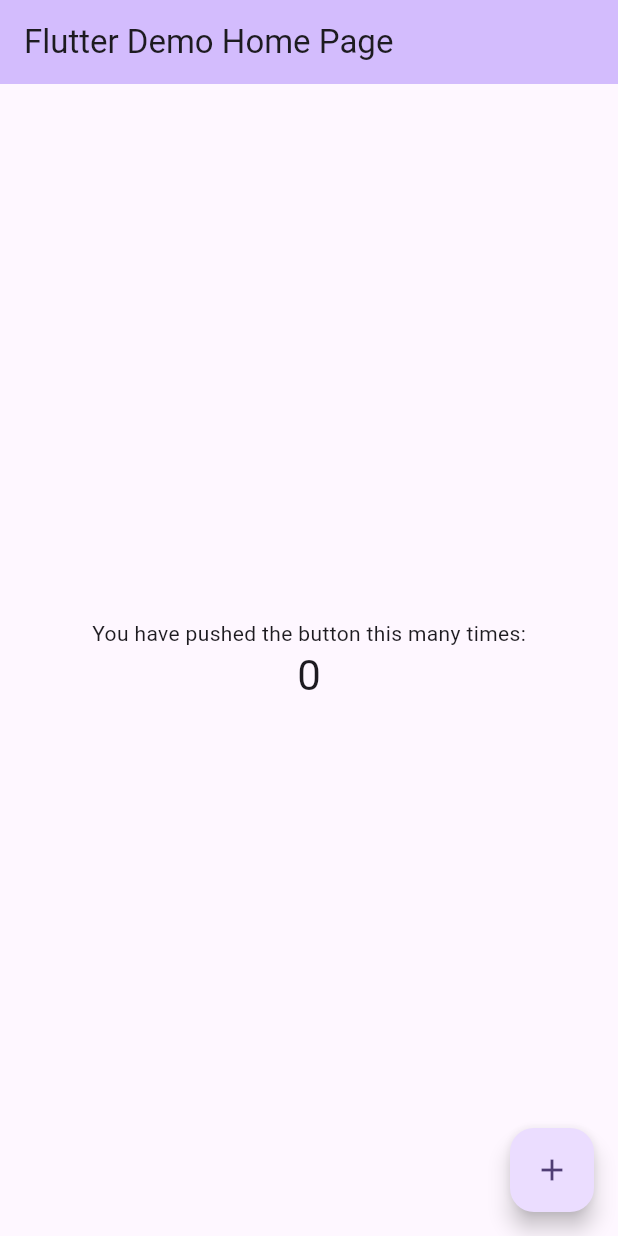
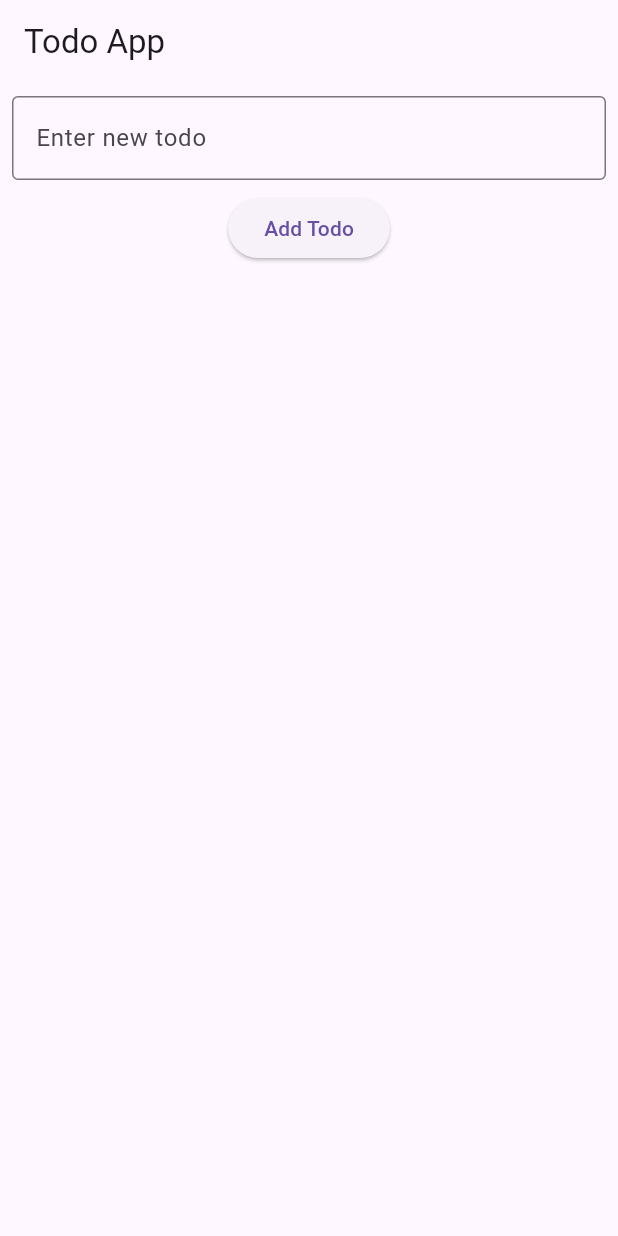
Before and after one commit to wafaMohamed/hive_todo105, a Flutter app: the screen it shows after launch, on a phone screen of 412 x 824 dp. Run offline on Flutter 3.47's test engine with Material 3 defaults, Android fonts, the phone set to English and light mode, and no system bars; our stand-ins replace hive_flutter; accounts and stored records are empty.

Commit message:
hive crud operation

```diff
--- /dev/null
+++ b/devtools_options.yaml
@@ -0,0 +1,3 @@
+description: This file stores settings for Dart & Flutter DevTools.
+documentation: https://docs.flutter.dev/tools/devtools/extensions#configure-extension-enablement-states
+extensions:
--- a/lib/main.dart
+++ b/lib/main.dart
@@ -1,125 +1,36 @@
 import 'package:flutter/material.dart';
+import 'package:hive_flutter/hive_flutter.dart';
+import 'package:provider/provider.dart';
+import 'package:todo_hive/view/todo_view.dart';
+import 'package:todo_hive/view_model/todo_view_model.dart';
 
-void main() {
-  runApp(const MyApp());
+
+void main() async {
+  WidgetsFlutterBinding.ensureInitialized();
+
+  // Initialize Hive
+  await Hive.initFlutter();
+
+  // Open the Hive box for Todos
+  await Hive.openBox('todoBox');
+
+  runApp(MyApp());
 }
 
 class MyApp extends StatelessWidget {
-  const MyApp({super.key});
-
-  // This widget is the root of your application.
   @override
   Widget build(BuildContext context) {
-    return MaterialApp(
-      title: 'Flutter Demo',
-      theme: ThemeData(
-        // This is the theme of your application.
-        //
-        // TRY THIS: Try running your application with "flutter run". You'll see
-        // the application has a purple toolbar. Then, without quitting the app,
-        // try changing the seedColor in the colorScheme below to Colors.green
-        // and then invoke "hot reload" (save your changes or press the "hot
-        // reload" button in a Flutter-supported IDE, or press "r" if you used
-        // the command line to start the app).
-        //
-        // Notice that the counter didn't reset back to zero; the application
-        // state is not lost during the reload. To reset the state, use hot
-        // restart instead.
-        //
-        // This works for code too, not just values: Most code changes can be
-        // tested with just a hot reload.
-        colorScheme: ColorScheme.fromSeed(seedColor: Colors.deepPurple),
-        useMaterial3: true,
+    return MultiProvider(
+      providers: [
+        ChangeNotifierProvider(create: (_) => TodoViewModel()),
+      ],
+      child: MaterialApp(
+        title: 'Todo App',
+        theme: ThemeData(
+          primarySwatch: Colors.blue,
+        ),
+        home: TodoListScreen(),
       ),
-      home: const MyHomePage(title: 'Flutter Demo Home Page'),
     );
   }
 }
-
-class MyHomePage extends StatefulWidget {
-  const MyHomePage({super.key, required this.title});
-
-  // This widget is the home page of your application. It is stateful, meaning
-  // that it has a State object (defined below) that contains fields that affect
-  // how it looks.
-
-  // This class is the configuration for the state. It holds the values (in this
-  // case the title) provided by the parent (in this case the App widget) and
-  // used by the build method of the State. Fields in a Widget subclass are
-  // always marked "final".
-
-  final String title;
-
-  @override
-  State<MyHomePage> createState() => _MyHomePageState();
-}
-
-class _MyHomePageState extends State<MyHomePage> {
-  int _counter = 0;
-
-  void _incrementCounter() {
-    setState(() {
-      // This call to setState tells the Flutter framework that something has
-      // changed in this State, which causes it to rerun the build method below
-      // so that the display can reflect the updated values. If we changed
-      // _counter without calling setState(), then the build method would not be
-      // called again, and so nothing would appear to happen.
-      _counter++;
-    });
-  }
-
-  @override
-  Widget build(BuildContext context) {
-    // This method is rerun every time setState is called, for instance as done
-    // by the _incrementCounter method above.
-    //
-    // The Flutter framework has been optimized to make rerunning build methods
-    // fast, so that you can just rebuild anything that needs updating rather
-    // than having to individually change instances of widgets.
-    return Scaffold(
-      appBar: AppBar(
-        // TRY THIS: Try changing the color here to a specific color (to
-        // Colors.amber, perhaps?) and trigger a hot reload to see the AppBar
-        // change color while the other colors stay the same.
-        backgroundColor: Theme.of(context).colorScheme.inversePrimary,
-        // Here we take the value from the MyHomePage object that was created by
-        // the App.build method, and use it to set our appbar title.
-        title: Text(widget.title),
-      ),
-      body: Center(
-        // Center is a layout widget. It takes a single child and positions it
-        // in the middle of the parent.
-        child: Column(
-          // Column is also a layout widget. It takes a list of children and
-          // arranges them vertically. By default, it sizes itself to fit its
-          // children horizontally, and tries to be as tall as its parent.
-          //
-          // Column has various properties to control how it sizes itself and
-          // how it positions its children. Here we use mainAxisAlignment to
-          // center the children vertically; the main axis here is the vertical
-          // axis because Columns are vertical (the cross axis would be
-          // horizontal).
-          //
-          // TRY THIS: Invoke "debug painting" (choose the "Toggle Debug Paint"
-          // action in the IDE, or press "p" in the console), to see the
-          // wireframe for each widget.
-          mainAxisAlignment: MainAxisAlignment.center,
-          children: <Widget>[
-            const Text(
-              'You have pushed the button this many times:',
-            ),
-            Text(
-              '$_counter',
-              style: Theme.of(context).textTheme.headlineMedium,
-            ),
-          ],
-        ),
-      ),
-      floatingActionButton: FloatingActionButton(
-        onPressed: _incrementCounter,
-        tooltip: 'Increment',
-        child: const Icon(Icons.add),
-      ), // This trailing comma makes auto-formatting nicer for build methods.
-    );
-  }
-}
--- /dev/null
+++ b/lib/model/todo_model.dart
@@ -0,0 +1,25 @@
+class Todo {
+  String title;
+  bool isCompleted;
+
+  Todo({
+    required this.title,
+    this.isCompleted = false,
+  });
+
+  // Convert Todo to Map for Hive storage
+  Map<String, dynamic> toMap() {
+    return {
+      'title': title,
+      'isCompleted': isCompleted,
+    };
+  }
+
+  // Create a Todo from a Map
+  factory Todo.fromMap(Map<String, dynamic> map) {
+    return Todo(
+      title: map['title'],
+      isCompleted: map['isCompleted'],
+    );
+  }
+}
--- /dev/null
+++ b/lib/view/todo_view.dart
@@ -0,0 +1,117 @@
+import 'package:flutter/material.dart';
+import 'package:provider/provider.dart';
+
+import '../model/todo_model.dart';
+import '../view_model/todo_view_model.dart';
+
+class TodoListScreen extends StatelessWidget {
+  final TextEditingController _controller = TextEditingController();
+
+  TodoListScreen({super.key});
+
+  @override
+  Widget build(BuildContext context) {
+    final todoViewModel = Provider.of<TodoViewModel>(context);
+
+    return Scaffold(
+      appBar: AppBar(
+        title: const Text('Todo App'),
+      ),
+      body: Column(
+        children: [
+          // Input field for new Todo
+          Padding(
+            padding: const EdgeInsets.all(8.0),
+            child: TextField(
+              controller: _controller,
+              decoration: const InputDecoration(
+                hintText: 'Enter new todo',
+                border: OutlineInputBorder(),
+              ),
+            ),
+          ),
+          ElevatedButton(
+            onPressed: () {
+              if (_controller.text.isNotEmpty) {
+                todoViewModel.addTodo(_controller.text);
+                _controller.clear();
+              }
+            },
+            child: const Text('Add Todo'),
+          ),
+          Expanded(
+            child: Consumer<TodoViewModel>(
+              builder: (context, todoViewModel, child) {
+                return ListView.builder(
+                  itemCount: todoViewModel.todos.length,
+                  itemBuilder: (context, index) {
+                    final todo = todoViewModel.todos[index];
+                    return ListTile(
+                      title: Text(
+                        todo.title,
+                        style: TextStyle(
+                          decoration: todo.isCompleted
+                              ? TextDecoration.lineThrough
+                              : null,
+                        ),
+                      ),
+                      trailing: Row(
+                        mainAxisSize: MainAxisSize.min,
+                        children: [
+                          IconButton(
+                            icon: const Icon(Icons.edit),
+                            onPressed: () {
+                              _editTodoDialog(context, todoViewModel, todo, index);
+                            },
+                          ),
+                          IconButton(
+                            icon: const Icon(Icons.delete),
+                            onPressed: () {
+                              todoViewModel.deleteTodo(index);
+                            },
+                          ),
+                        ],
+                      ),
+                      onTap: () {
+                        todoViewModel.toggleTodoCompletion(index);
+                      },
+                    );
+                  },
+                );
+              },
+            ),
+          ),
+        ],
+      ),
+    );
+  }
+
+  // Edit Todo Dialog
+  void _editTodoDialog(BuildContext context, TodoViewModel todoViewModel, Todo todo, int index) {
+    _controller.text = todo.title;
+    showDialog(
+      context: context,
+      builder: (context) {
+        return AlertDialog(
+          title: const Text('Edit Todo'),
+          content: TextField(
+            controller: _controller,
+            decoration: const InputDecoration(hintText: 'Enter new todo'),
+          ),
+          actions: [
+            ElevatedButton(
+              onPressed: () {
+                if (_controller.text.isNotEmpty) {
+                  todoViewModel.updateTodo(index, _controller.text, todo.isCompleted);
+                  _controller.clear();
+                  Navigator.of(context).pop();
+                }
+              },
+              child: const Text('Update'),
+            ),
+          ],
+        );
+      },
+    );
+  }
+}
--- /dev/null
+++ b/lib/view_model/todo_view_model.dart
@@ -0,0 +1,42 @@
+import 'package:flutter/material.dart';
+import 'package:hive_flutter/hive_flutter.dart';
+import '../model/todo_model.dart';
+
+class TodoViewModel extends ChangeNotifier {
+  final Box _todoBox = Hive.box('todoBox');
+
+  // Get all Todos
+  List<Todo> get todos {
+    return _todoBox.values
+        .map((e) => Todo.fromMap(Map<String, dynamic>.from(e)))
+        .toList();
+  }
+
+  // Add a new Todo
+  void addTodo(String title) {
+    final newTodo = Todo(title: title);
+    _todoBox.add(newTodo.toMap());
+    notifyListeners();
+  }
+
+  // Update Todo
+  void updateTodo(int index, String title, bool isCompleted) {
+    final todo = Todo(title: title, isCompleted: isCompleted);
+    _todoBox.putAt(index, todo.toMap());
+    notifyListeners();
+  }
+
+  // Delete Todo
+  void deleteTodo(int index) {
+    _todoBox.deleteAt(index);
+    notifyListeners();
+  }
+
+  // Toggle the completion status of a Todo
+  void toggleTodoCompletion(int index) {
+    var todo = Todo.fromMap(Map<String, dynamic>.from(_todoBox.getAt(index)));
+    todo.isCompleted = !todo.isCompleted;
+    _todoBox.putAt(index, todo.toMap());
+    notifyListeners();
+  }
+}
--- a/pubspec.yaml
+++ b/pubspec.yaml
@@ -30,9 +30,10 @@ environment:
 dependencies:
   flutter:
     sdk: flutter
-  provider: ^6.1.2
+  hive: ^2.0.0
   hive_flutter: ^1.1.0
-  hive: ^2.2.3
+  path_provider: ^2.0.7
+  provider: ^6.0.1
 
   # The following adds the Cupertino Icons font to your application.
   # Use with the CupertinoIcons class for iOS style icons.
```
Also changed, not shown: pubspec.lock, 1 other file.
